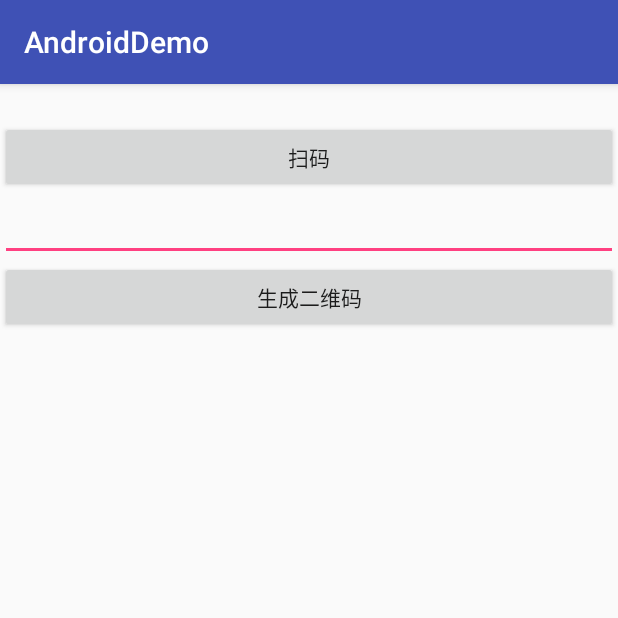
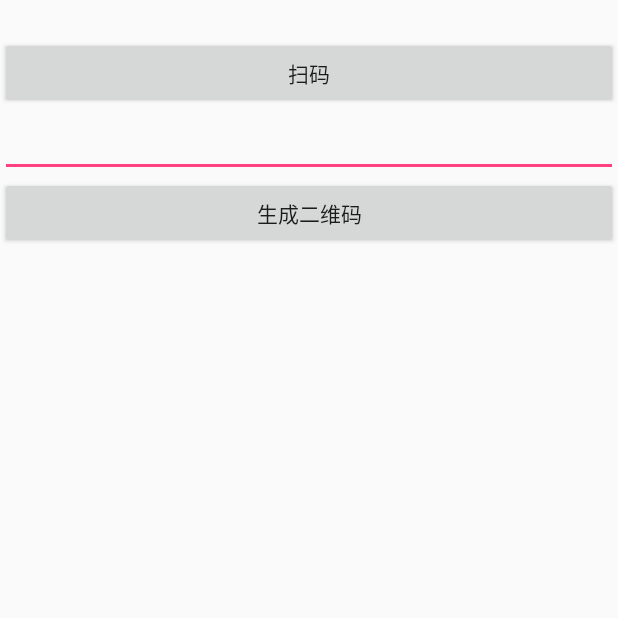
Before and after one commit to WayneSimon/AndroidCode, an Android app: the screen it shows after launch (MainActivity), on a phone screen of 412 x 824 dp, the top half of it. Run offline under Robolectric (Android 15) with nearby library versions, the phone set to English and light mode, and no system bars; our stand-ins replace ButterKnife; libraries missing offline, so code that uses them is left out: com.yanzhenjie.permission, com.yzq.zxinglibrary, es.dmoral.toasty; 1 statement that could not run was skipped.

```diff
--- a/app/src/main/res/values/styles.xml
+++ b/app/src/main/res/values/styles.xml
@@ -1,7 +1,7 @@
 <resources>
 
     <!-- Base application theme. -->
-    <style name="AppTheme" parent="Theme.AppCompat.Light.DarkActionBar">
+    <style name="AppTheme" parent="Theme.AppCompat.Light.NoActionBar">
         <!-- Customize your theme here. -->
         <item name="colorPrimary">@color/colorPrimary</item>
         <item name="colorPrimaryDark">@color/colorPrimaryDark</item>
```
Also changed, not shown: app/src/main/java/demo/readcode/camera/androiddemo/MainActivity.java (+9 -0 lines).
